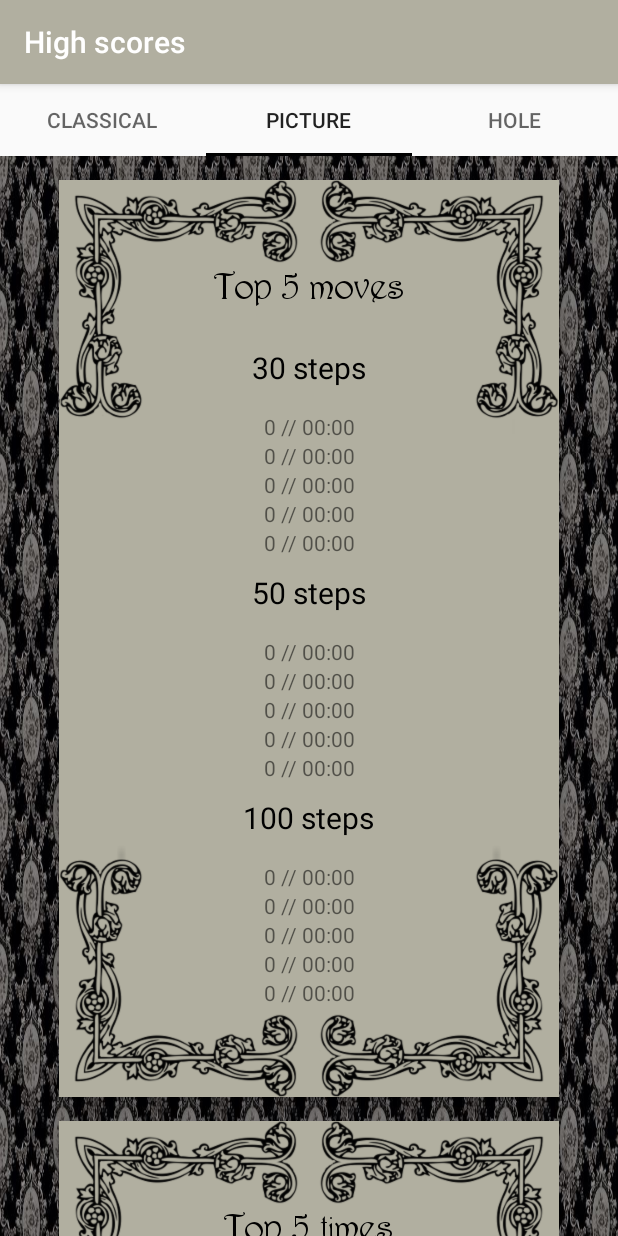
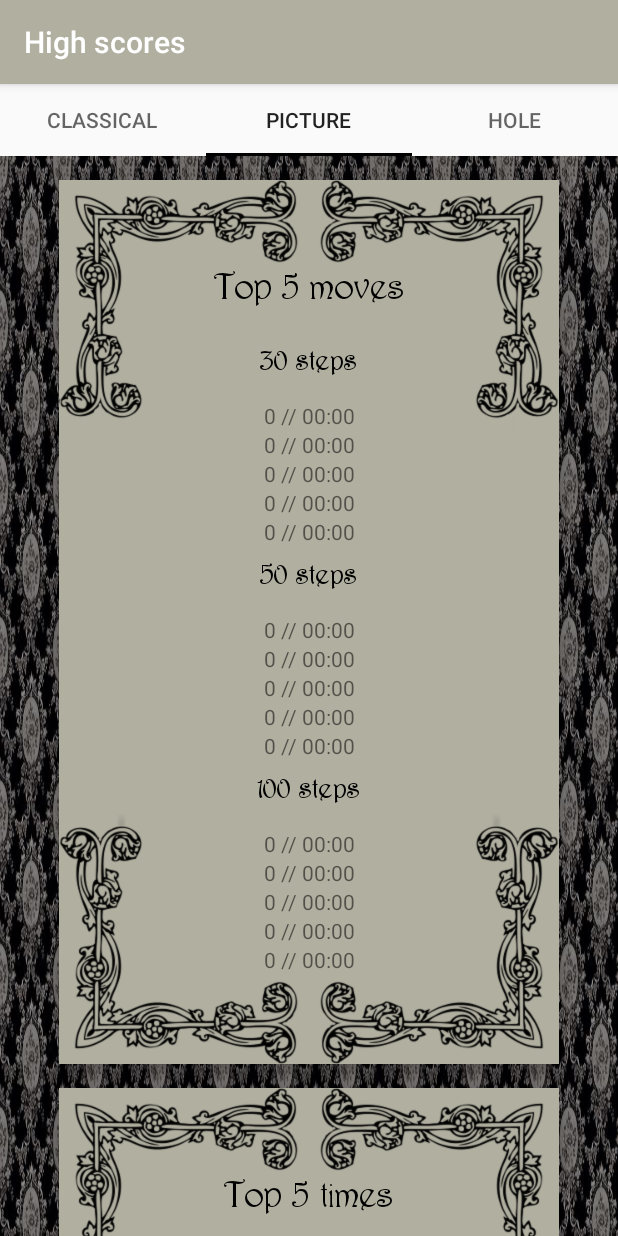
Before and after one commit to sanyoca/Puzzle15, an Android app: the HighscoreClassic screen opened directly, with no data from a screen before it, tab 2 chosen, on a phone screen of 412 x 824 dp. Run offline under Robolectric (Android 15) with nearby library versions, the phone set to English and light mode, and no system bars.

Commit message:
Version 0.95
- themes are applied to everything

- except the settings, that needs to be done properly
- need to make a steampunk style tile set
- user image to slice - minor problems with it

```diff
--- a/app/src/main/java/com/example/sanya/puzzle15/HighscoreClassic.java
+++ b/app/src/main/java/com/example/sanya/puzzle15/HighscoreClassic.java
@@ -27,13 +27,6 @@ public class HighscoreClassic extends Fragment {
                              Bundle savedInstanceState) {
         View rootView = inflater.inflate(R.layout.layout_highscore, container, false);
 
-        Typeface font = Typeface.createFromAsset(getActivity().getAssets(), "fonts/harrington.TTF");
-        TextView top5MovesView = (TextView) rootView.findViewById(R.id.titletop5moves);
-        top5MovesView.setTypeface(font);
-
-        TextView top5TimeView = (TextView) rootView.findViewById(R.id.titletop5times);
-        top5TimeView.setTypeface(font);
-
         String[] prefFiles = {"classichighscore30", "classichighscore50", "classichighscore100"};
         String[] bestMovesString = {"best1move", "best2move", "best3move", "best4move", "best5move"};
         String[] bestMovesTimesString = {"best1movetime", "best2movetime", "best3movetime", "best4movetime", "best5movetime"};
@@ -45,6 +38,25 @@ public class HighscoreClassic extends Fragment {
         String[] bestTimes = {"", "", "", "", "", ""};
         TextView insertThisMoves, insertThisTimes;
 
+        SharedPreferences configuration = getActivity().getSharedPreferences("config", MODE_PRIVATE);
+        String stringTheme = configuration.getString("theme", "Victorian");
+        Typeface themeFontStyle;
+        if (stringTheme.equals("Victorian")) {
+            rootView.findViewById(R.id.highscore_scroll).setBackgroundResource(R.drawable.bg_vic);
+            themeFontStyle = Typeface.createFromAsset(getActivity().getAssets(), "fonts/harrington.TTF");
+        } else  {
+            rootView.findViewById(R.id.highscore_scroll).setBackgroundResource(R.drawable.bg_sp);
+            themeFontStyle = Typeface.createFromAsset(getActivity().getAssets(), "fonts/SancreekRegular.ttf");
+        }
+
+        final int[] intTilesResources = {R.id.titletop5moves, R.id.textView_top5moves_30steps, R.id.textView_top5moves_50steps, R.id.textView_top5moves_100steps, R.id.titletop5times, R.id.textView_top5times_30steps, R.id.textView_top5times_50steps, R.id.textView_top5times_100steps};
+
+        TextView tv;
+        for(int i=0; i<=7; i++) {
+            tv = (TextView) rootView.findViewById(intTilesResources[i]);
+            tv.setTypeface(themeFontStyle);
+        }
+
         for(int i=0; i<=2; i++) {
             SharedPreferences highscoreSaves = getActivity().getSharedPreferences(prefFiles[i], MODE_PRIVATE);
             for(int j=0; j<=4; j++) {
@@ -54,7 +66,7 @@ public class HighscoreClassic extends Fragment {
                 LinearLayout insertMovesHere = (LinearLayout) rootView.findViewById(topMovesLayouts[i]);
 
                 insertThisMoves = new TextView(getActivity());
-                if(bestMovesTimes[j] == "") bestMovesTimes[j]="00:00";
+                if(bestMovesTimes[j].equals("")) bestMovesTimes[j]="00:00";
                 insertThisMoves.setText(String.valueOf(bestMoves[j]) + " // " + bestMovesTimes[j]);
                 insertThisMoves.setGravity(Gravity.CENTER_HORIZONTAL);
                 insertMovesHere.addView(insertThisMoves);
--- a/app/src/main/java/com/example/sanya/puzzle15/HighscoreHole.java
+++ b/app/src/main/java/com/example/sanya/puzzle15/HighscoreHole.java
@@ -27,13 +27,6 @@ public class HighscoreHole extends Fragment {
                              Bundle savedInstanceState) {
         View rootView = inflater.inflate(R.layout.layout_highscore, container, false);
 
-        Typeface font = Typeface.createFromAsset(getActivity().getAssets(), "fonts/harrington.TTF");
-        TextView top5MovesView = (TextView) rootView.findViewById(R.id.titletop5moves);
-        top5MovesView.setTypeface(font);
-
-        TextView top5TimeView = (TextView) rootView.findViewById(R.id.titletop5times);
-        top5TimeView.setTypeface(font);
-
         String[] prefFiles = {"holehighscore30", "holehighscore50", "holehighscore100"};
         String[] bestMovesString = {"best1move", "best2move", "best3move", "best4move", "best5move"};
         String[] bestMovesTimesString = {"best1movetime", "best2movetime", "best3movetime", "best4movetime", "best5movetime"};
@@ -45,6 +38,25 @@ public class HighscoreHole extends Fragment {
         String[] bestTimes = {"", "", "", "", "", ""};
         TextView insertThisMoves, insertThisTimes;
 
+        SharedPreferences configuration = getActivity().getSharedPreferences("config", MODE_PRIVATE);
+        String stringTheme = configuration.getString("theme", "Victorian");
+        Typeface themeFontStyle;
+        if (stringTheme.equals("Victorian")) {
+            rootView.findViewById(R.id.highscore_scroll).setBackgroundResource(R.drawable.bg_vic);
+            themeFontStyle = Typeface.createFromAsset(getActivity().getAssets(), "fonts/harrington.TTF");
+        } else  {
+            rootView.findViewById(R.id.highscore_scroll).setBackgroundResource(R.drawable.bg_sp);
+            themeFontStyle = Typeface.createFromAsset(getActivity().getAssets(), "fonts/SancreekRegular.ttf");
+        }
+
+        final int[] intTilesResources = {R.id.titletop5moves, R.id.textView_top5moves_30steps, R.id.textView_top5moves_50steps, R.id.textView_top5moves_100steps, R.id.titletop5times, R.id.textView_top5times_30steps, R.id.textView_top5times_50steps, R.id.textView_top5times_100steps};
+
+        TextView tv;
+        for(int i=0; i<=7; i++) {
+            tv = (TextView) rootView.findViewById(intTilesResources[i]);
+            tv.setTypeface(themeFontStyle);
+        }
+
         for(int i=0; i<=2; i++) {
             SharedPreferences highscoreSaves = getActivity().getSharedPreferences(prefFiles[i], MODE_PRIVATE);
             for(int j=0; j<=4; j++) {
@@ -54,7 +66,7 @@ public class HighscoreHole extends Fragment {
                 LinearLayout insertMovesHere = (LinearLayout) rootView.findViewById(topMovesLayouts[i]);
 
                 insertThisMoves = new TextView(getActivity());
-                if(bestMovesTimes[j] == "") bestMovesTimes[j]="00:00";
+                if(bestMovesTimes[j].equals("")) bestMovesTimes[j]="00:00";
                 insertThisMoves.setText(String.valueOf(bestMoves[j]) + " // " + bestMovesTimes[j]);
                 insertThisMoves.setGravity(Gravity.CENTER_HORIZONTAL);
                 insertMovesHere.addView(insertThisMoves);
--- a/app/src/main/java/com/example/sanya/puzzle15/HighscorePicture.java
+++ b/app/src/main/java/com/example/sanya/puzzle15/HighscorePicture.java
@@ -27,13 +27,6 @@ public class HighscorePicture extends Fragment {
                              Bundle savedInstanceState) {
         View rootView = inflater.inflate(R.layout.layout_highscore, container, false);
 
-        Typeface font = Typeface.createFromAsset(getActivity().getAssets(), "fonts/harrington.TTF");
-        TextView top5MovesView = (TextView) rootView.findViewById(R.id.titletop5moves);
-        top5MovesView.setTypeface(font);
-
-        TextView top5TimeView = (TextView) rootView.findViewById(R.id.titletop5times);
-        top5TimeView.setTypeface(font);
-
         String[] prefFiles = {"picturehighscore30", "picturehighscore50", "picturehighscore100"};
         String[] bestMovesString = {"best1move", "best2move", "best3move", "best4move", "best5move"};
         String[] bestMovesTimesString = {"best1movetime", "best2movetime", "best3movetime", "best4movetime", "best5movetime"};
@@ -45,6 +38,25 @@ public class HighscorePicture extends Fragment {
         String[] bestTimes = {"", "", "", "", "", ""};
         TextView insertThisMoves, insertThisTimes;
 
+        SharedPreferences configuration = getActivity().getSharedPreferences("config", MODE_PRIVATE);
+        String stringTheme = configuration.getString("theme", "Victorian");
+        Typeface themeFontStyle;
+        if (stringTheme.equals("Victorian")) {
+            rootView.findViewById(R.id.highscore_scroll).setBackgroundResource(R.drawable.bg_vic);
+            themeFontStyle = Typeface.createFromAsset(getActivity().getAssets(), "fonts/harrington.TTF");
+        } else  {
+            rootView.findViewById(R.id.highscore_scroll).setBackgroundResource(R.drawable.bg_sp);
+            themeFontStyle = Typeface.createFromAsset(getActivity().getAssets(), "fonts/SancreekRegular.ttf");
+        }
+
+        final int[] intTilesResources = {R.id.titletop5moves, R.id.textView_top5moves_30steps, R.id.textView_top5moves_50steps, R.id.textView_top5moves_100steps, R.id.titletop5times, R.id.textView_top5times_30steps, R.id.textView_top5times_50steps, R.id.textView_top5times_100steps};
+
+        TextView tv;
+        for(int i=0; i<=7; i++) {
+            tv = (TextView) rootView.findViewById(intTilesResources[i]);
+            tv.setTypeface(themeFontStyle);
+        }
+
         for(int i=0; i<=2; i++) {
             SharedPreferences highscoreSaves = getActivity().getSharedPreferences(prefFiles[i], MODE_PRIVATE);
             for(int j=0; j<=4; j++) {
@@ -54,7 +66,7 @@ public class HighscorePicture extends Fragment {
                 LinearLayout insertMovesHere = (LinearLayout) rootView.findViewById(topMovesLayouts[i]);
 
                 insertThisMoves = new TextView(getActivity());
-                if(bestMovesTimes[j] == "") bestMovesTimes[j]="00:00";
+                if(bestMovesTimes[j].equals("")) bestMovesTimes[j]="00:00";
                 insertThisMoves.setText(String.valueOf(bestMoves[j]) + " // " + bestMovesTimes[j]);
                 insertThisMoves.setGravity(Gravity.CENTER_HORIZONTAL);
                 insertMovesHere.addView(insertThisMoves);
--- a/app/src/main/res/layout/layout_highscore.xml
+++ b/app/src/main/res/layout/layout_highscore.xml
@@ -18,10 +18,10 @@
             <TextView
                 android:id="@+id/titletop5moves"
                 style="@style/toptitle"
-                android:text="Top 5 moves" />
+                android:text="@string/top5moves" />
 
             <TextView
-                android:id="@+id/textView"
+                android:id="@+id/textView_top5moves_30steps"
                 style="@style/subtitle"
                 android:text="@string/steps30" />
 
@@ -32,6 +32,7 @@
                 android:orientation="vertical"></LinearLayout>
 
             <TextView
+                android:id="@+id/textView_top5moves_50steps"
                 style="@style/subtitle"
                 android:text="@string/steps50" />
 
@@ -42,6 +43,7 @@
                 android:orientation="vertical"></LinearLayout>
 
             <TextView
+                android:id="@+id/textView_top5moves_100steps"
                 style="@style/subtitle"
                 android:text="@string/steps100" />
 
@@ -60,9 +62,10 @@
             <TextView
                 android:id="@+id/titletop5times"
                 style="@style/toptitle"
-                android:text="Top 5 times" />
+                android:text="@string/top5times" />
 
             <TextView
+                android:id="@+id/textView_top5times_30steps"
                 style="@style/subtitle"
                 android:text="@string/steps30" />
 
@@ -73,6 +76,7 @@
                 android:orientation="vertical"></LinearLayout>
 
             <TextView
+                android:id="@+id/textView_top5times_50steps"
                 style="@style/subtitle"
                 android:text="@string/steps50" />
 
@@ -83,6 +87,7 @@
                 android:orientation="vertical"></LinearLayout>
 
             <TextView
+                android:id="@+id/textView_top5times_100steps"
                 style="@style/subtitle"
                 android:text="@string/steps100" />
 
--- a/app/src/main/res/values/strings.xml
+++ b/app/src/main/res/values/strings.xml
@@ -21,6 +21,8 @@
     <string name="moves">Moves</string>
     <string name="time">Time</string>
     <string name="youwon">You won!</string>
+    <string name="top5moves">Top 5 moves</string>
+    <string name="top5times">Top 5 times</string>
     <string name="rules1">The 15-puzzle (also called Gem Puzzle, Boss Puzzle, Game of Fifteen, Mystic Square and many others) is a sliding puzzle that consists of a frame of numbered square tiles in random order with one tile missing. The puzzle also exists in other sizes, particularly the smaller 8-puzzle. If the size is 3x3 tiles, the puzzle is called the 8-puzzle or 9-puzzle, and if 4x4 tiles, the puzzle is called the 15-puzzle or 16-puzzle named, respectively, for the number of tiles and the number of spaces. The object of the puzzle is to place the tiles in order by making sliding moves that use the empty space.</string>
     <string name="rules2">The puzzle was "invented" by Noyes Palmer Chapman, a postmaster in Canastota, New York, who is said to have shown friends, as early as 1874, a precursor puzzle consisting of 16 numbered blocks that were to be put together in rows of four, each summing to 34. Copies of the improved Fifteen Puzzle made their way to Syracuse, New York, by way of Noyes\' son, Frank, and from there, via sundry connections, to Watch Hill, RI, and finally to Hartford (Connecticut), where students in the American School for the Deaf started manufacturing the puzzle and, by December 1879, selling them both locally and in Boston, Massachusetts. Shown one of these, Matthias Rice, who ran a fancy woodworking business in Boston, started manufacturing the puzzle sometime in December 1879 and convinced a "Yankee Notions" fancy goods dealer to sell them under the name of "Gem Puzzle". In late January 1880, Dr. Charles Pevey, a dentist in Worcester, Massachusetts, garnered some attention by offering a cash reward for a solution to the Fifteen Puzzle.</string>
     <string name="theme">Theme:</string>
```
Also changed, not shown: app/src/main/java/com/example/sanya/puzzle15/Classicalpuzzle.java (+9 -3 lines), app/src/main/java/com/example/sanya/puzzle15/Holespuzzle.java (+4 -3 lines), app/src/main/java/com/example/sanya/puzzle15/Picturepuzzle.java (+4 -4 lines), app/src/main/res/layout/playboard.xml (line endings or trailing spaces).
